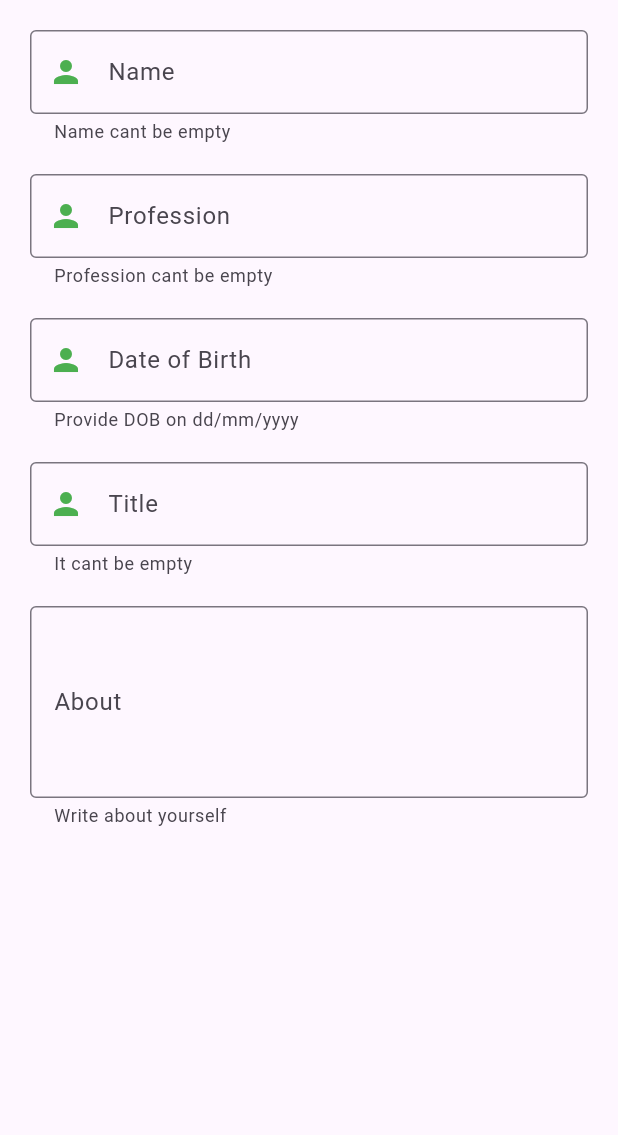
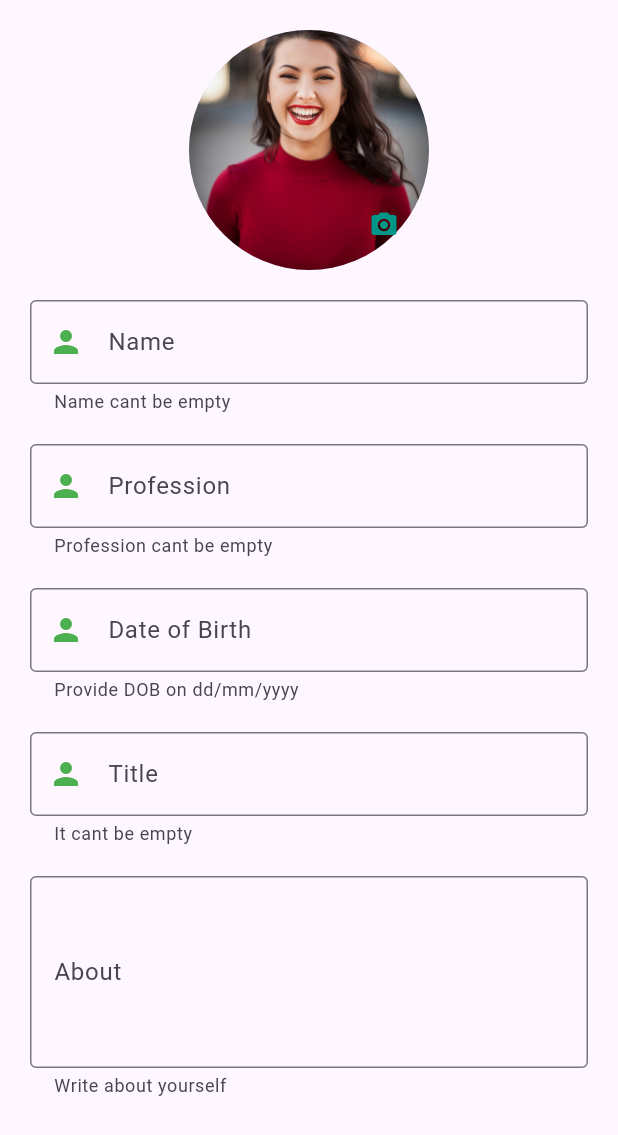
Before and after one commit to DamisolaT/profile_page_task, a Flutter app: the screen it shows after launch, on a phone screen of 412 x 824 dp. Shown: the top 1135 px of the screen. Run offline on Flutter 3.47's test engine with Material 3 defaults, Android fonts, the phone set to English and light mode, and no system bars; our stand-ins replace image_picker.

Commit message:
feat:profile picture added

```diff
--- a/lib/profile_screen.dart
+++ b/lib/profile_screen.dart
@@ -1,8 +1,19 @@
+import 'dart:io';
 
 import 'package:flutter/material.dart';
+import 'package:image_picker/image_picker.dart';
 
-class ProfileScreen extends StatelessWidget {
+class ProfileScreen extends StatefulWidget {
   const ProfileScreen({super.key});
+
+  @override
+  State<ProfileScreen> createState() => _ProfileScreenState();
+}
+
+class _ProfileScreenState extends State<ProfileScreen> {
+  XFile? _imageFile;
+
+  final ImagePicker _picker = ImagePicker();
 
   @override
   Widget build(BuildContext context) {
@@ -11,91 +22,167 @@ class ProfileScreen extends StatelessWidget {
         padding: const EdgeInsets.symmetric(horizontal: 20, vertical: 20),
         child: ListView(
           children: [
+            imageProfile(context),
+            SizedBox(height: 20),
             nameTextField(),
-            SizedBox(height: 20,),
+            SizedBox(height: 20),
             professionTextField(),
-             SizedBox(height: 20,),
+            SizedBox(height: 20),
             dobField(),
-             SizedBox(height: 20,),
+            SizedBox(height: 20),
             titleTextField(),
-             SizedBox(height: 20,),
+            SizedBox(height: 20),
             aboutTextField(),
-               SizedBox(height: 20,),
+            SizedBox(height: 20),
           ],
         ),
       ),
     );
   }
 
+  Widget bottomSheet(BuildContext context) {
+    return Container(
+      height: 100,
+      width: MediaQuery.of(context).size.width,
+      margin: EdgeInsets.symmetric(horizontal: 20, vertical: 20),
+      child: Column(
+        children: [
+          Text('Choose profile photo', style: TextStyle(fontSize: 20)),
+          SizedBox(height: 20),
+          Row(
+            mainAxisAlignment: MainAxisAlignment.center,
+            children: [
+              TextButton.icon(
+                onPressed: () {
+                  takePhoto(ImageSource.camera);
+                },
+                icon: Icon(Icons.camera),
+                label: Text('Camera'),
+              ),
 
-  Widget nameTextField(){
-    return TextFormField(
-      decoration: InputDecoration(
-        border: OutlineInputBorder(
-          borderSide: BorderSide(color: Colors.teal)
-        ),
-        focusedBorder: OutlineInputBorder(borderSide: BorderSide(color: Colors.orange, width: 2)),
-        prefixIcon: Icon(Icons.person, color: Colors.green,),
-        labelText: 'Name',
-        helperText: 'Name cant be empty',
-        hintText: 'Dev Stack'
+              TextButton.icon(
+                onPressed: () {
+                  takePhoto(ImageSource.gallery);
+                },
+                icon: Icon(Icons.image),
+                label: Text('Gallery'),
+              ),
+            ],
+          ),
+        ],
       ),
     );
   }
-  Widget professionTextField(){
-    return TextFormField(
-      decoration: InputDecoration(
-        border: OutlineInputBorder(
-          borderSide: BorderSide(color: Colors.teal)
-        ),
-        focusedBorder: OutlineInputBorder(borderSide: BorderSide(color: Colors.orange, width: 2)),
-        prefixIcon: Icon(Icons.person, color: Colors.green,),
-        labelText: 'Profession',
-        helperText: 'Profession cant be empty',
-        hintText: 'Full Stack Developer'
+
+  Widget imageProfile(BuildContext context) {
+    return Center(
+      child: Stack(
+        children: [
+          CircleAvatar(
+            radius: 80,
+            backgroundImage:
+                _imageFile == null
+                    ? AssetImage('assets/profile_img.jpg') as ImageProvider
+                    : FileImage(File(_imageFile!.path)) as ImageProvider,
+          ),
+
+          Positioned(
+            bottom: 20,
+            right: 20,
+            child: InkWell(
+              onTap: () {
+                showModalBottomSheet(
+                  context: context,
+                  builder: ((builder) => bottomSheet(context)),
+                );
+              },
+              child: Icon(Icons.camera_alt, color: Colors.teal, size: 20),
+            ),
+          ),
+        ],
       ),
     );
   }
-  Widget dobField(){
+
+  void takePhoto(ImageSource source) async {
+    final pickedFile = await _picker.pickImage(source: source);
+    setState(() {
+      _imageFile = pickedFile;
+    });
+  }
+
+  Widget nameTextField() {
     return TextFormField(
       decoration: InputDecoration(
-        border: OutlineInputBorder(
-          borderSide: BorderSide(color: Colors.teal)
+        border: OutlineInputBorder(borderSide: BorderSide(color: Colors.teal)),
+        focusedBorder: OutlineInputBorder(
+          borderSide: BorderSide(color: Colors.orange, width: 2),
         ),
-        focusedBorder: OutlineInputBorder(borderSide: BorderSide(color: Colors.orange, width: 2)),
-        prefixIcon: Icon(Icons.person, color: Colors.green,),
-        labelText: 'Date of Birth',
-        helperText: 'Provide DOB on dd/mm/yyyy',
-        hintText: '01/01/2020'
+        prefixIcon: Icon(Icons.person, color: Colors.green),
+        labelText: 'Name',
+        helperText: 'Name cant be empty',
+        hintText: 'Dev Stack',
       ),
     );
   }
-  Widget titleTextField(){
+
+  Widget professionTextField() {
     return TextFormField(
       decoration: InputDecoration(
-        border: OutlineInputBorder(
-          borderSide: BorderSide(color: Colors.teal)
+        border: OutlineInputBorder(borderSide: BorderSide(color: Colors.teal)),
+        focusedBorder: OutlineInputBorder(
+          borderSide: BorderSide(color: Colors.orange, width: 2),
         ),
-        focusedBorder: OutlineInputBorder(borderSide: BorderSide(color: Colors.orange, width: 2)),
-        prefixIcon: Icon(Icons.person, color: Colors.green,),
-        labelText: 'Title',
-        helperText: 'It cant be empty',
-        hintText: 'Flutter Developer'
+        prefixIcon: Icon(Icons.person, color: Colors.green),
+        labelText: 'Profession',
+        helperText: 'Profession cant be empty',
+        hintText: 'Full Stack Developer',
       ),
     );
   }
-  Widget aboutTextField(){
+
+  Widget dobField() {
+    return TextFormField(
+      decoration: InputDecoration(
+        border: OutlineInputBorder(borderSide: BorderSide(color: Colors.teal)),
+        focusedBorder: OutlineInputBorder(
+          borderSide: BorderSide(color: Colors.orange, width: 2),
+        ),
+        prefixIcon: Icon(Icons.person, color: Colors.green),
+        labelText: 'Date of Birth',
+        helperText: 'Provide DOB on dd/mm/yyyy',
+        hintText: '01/01/2020',
+      ),
+    );
+  }
+
+  Widget titleTextField() {
+    return TextFormField(
+      decoration: InputDecoration(
+        border: OutlineInputBorder(borderSide: BorderSide(color: Colors.teal)),
+        focusedBorder: OutlineInputBorder(
+          borderSide: BorderSide(color: Colors.orange, width: 2),
+        ),
+        prefixIcon: Icon(Icons.person, color: Colors.green),
+        labelText: 'Title',
+        helperText: 'It cant be empty',
+        hintText: 'Flutter Developer',
+      ),
+    );
+  }
+
+  Widget aboutTextField() {
     return TextFormField(
       maxLines: 4,
       decoration: InputDecoration(
-        border: OutlineInputBorder(
-          borderSide: BorderSide(color: Colors.teal)
+        border: OutlineInputBorder(borderSide: BorderSide(color: Colors.teal)),
+        focusedBorder: OutlineInputBorder(
+          borderSide: BorderSide(color: Colors.orange, width: 2),
         ),
-        focusedBorder: OutlineInputBorder(borderSide: BorderSide(color: Colors.orange, width: 2)),
 
         labelText: 'About',
         helperText: 'Write about yourself',
-        hintText: ' I am Dev Stack'
+        hintText: ' I am Dev Stack',
       ),
     );
   }
--- a/pubspec.yaml
+++ b/pubspec.yaml
@@ -34,6 +34,7 @@ dependencies:
   # The following adds the Cupertino Icons font to your application.
   # Use with the CupertinoIcons class for iOS style icons.
   cupertino_icons: ^1.0.8
+  image_picker: ^1.1.2
 
 dev_dependencies:
   flutter_test:
@@ -58,8 +59,8 @@ flutter:
   uses-material-design: true
 
   # To add assets to your application, add an assets section, like this:
-  # assets:
-  #   - images/a_dot_burr.jpeg
+  assets:
+     - assets/
   #   - images/a_dot_ham.jpeg
 
   # An image asset can refer to one or more resolution-specific "variants", see
```
Also changed, not shown: assets/profile_img.jpg (added), pubspec.lock, 5 other files.
